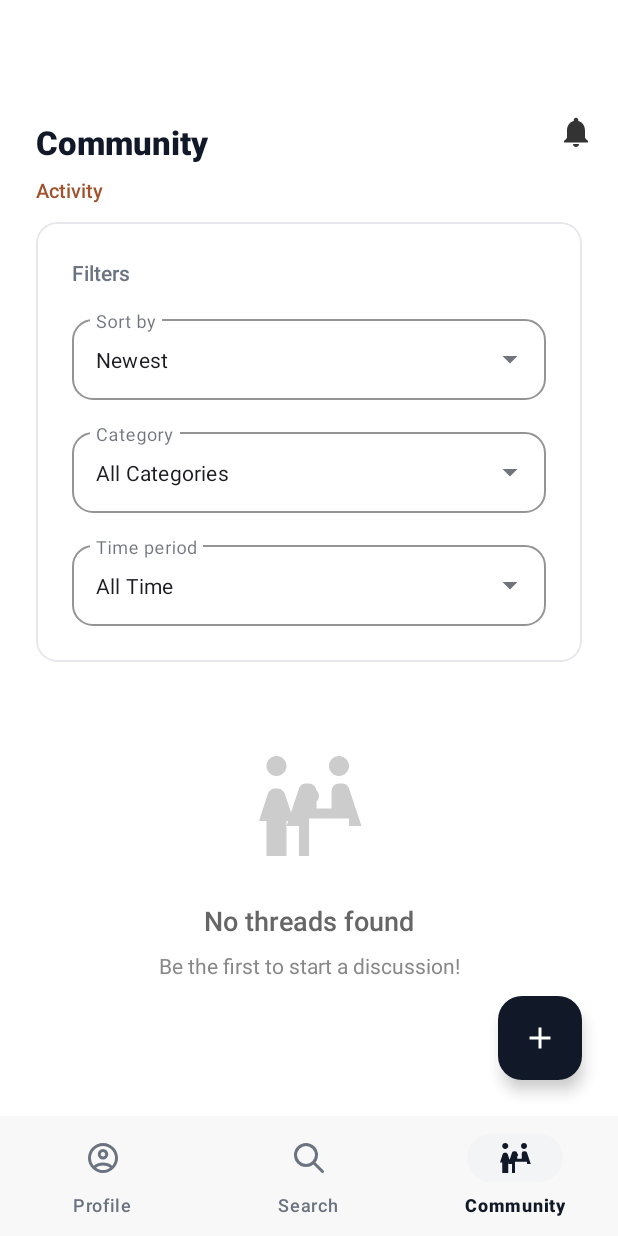
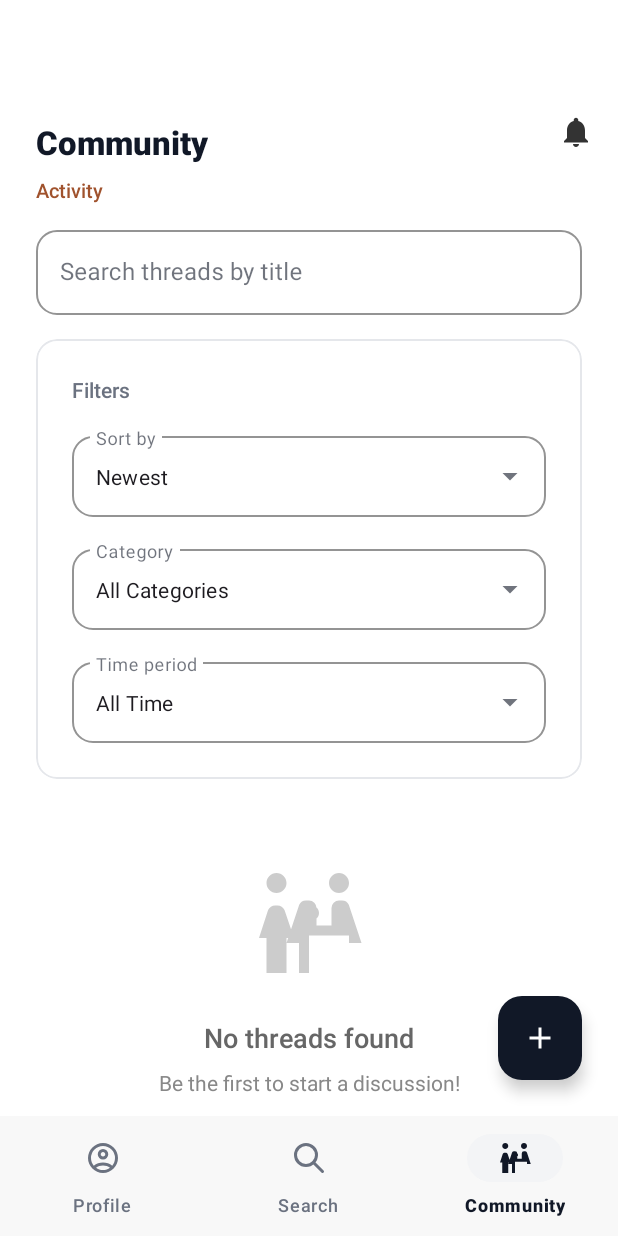
Before and after one commit to henriceriocain/DalTutor, an Android app: the CommunityFragment screen opened through its navigation route, on a phone screen of 412 x 824 dp. Run offline under Robolectric (Android 15) with nearby library versions, the phone set to English and light mode, and no system bars; our stand-ins replace Firebase (no records; nobody signed in at launch, a user with empty details on screens opened directly), data binding, navigation-ui; pictures from the network do not load; 2 statements that could not run were skipped.

Commit message:
Community Tab

```diff
--- a/app/src/main/java/com/example/csci3130group1/ui/community/CommunityFragment.java
+++ b/app/src/main/java/com/example/csci3130group1/ui/community/CommunityFragment.java
@@ -82,6 +82,7 @@ public class CommunityFragment extends Fragment implements CommunityThreadAdapte
         binding.setLifecycleOwner(this);
 
         setupRecyclerView();
+        setupSearch();
         setupSpinners();
         setupFab();
         setupSwipeRefresh();
@@ -145,6 +146,34 @@ public class CommunityFragment extends Fragment implements CommunityThreadAdapte
 
         // Observe filter changes
         observeFilterStates();
+    }
+
+    private void setupSearch() {
+        // Restore previous query
+        String existing = communityViewModel.getSearchQuery().getValue();
+        if (existing != null && binding.searchInput.getText() != null) {
+            binding.searchInput.setText(existing);
+        }
+
+        // Update query reactively on text change
+        binding.searchInput.addTextChangedListener(new android.text.TextWatcher() {
+            @Override public void beforeTextChanged(CharSequence s, int start, int count, int after) { }
+            @Override public void onTextChanged(CharSequence s, int start, int before, int count) { }
+            @Override public void afterTextChanged(android.text.Editable s) {
+                communityViewModel.setSearchQuery(s != null ? s.toString() : "");
+            }
+        });
+
+        // Handle keyboard action search to dismiss keyboard
+        binding.searchInput.setOnEditorActionListener((v, actionId, event) -> {
+            if (actionId == android.view.inputmethod.EditorInfo.IME_ACTION_SEARCH) {
+                android.view.inputmethod.InputMethodManager imm = (android.view.inputmethod.InputMethodManager)
+                        requireContext().getSystemService(android.content.Context.INPUT_METHOD_SERVICE);
+                if (imm != null) imm.hideSoftInputFromWindow(v.getWindowToken(), 0);
+                return true;
+            }
+            return false;
+        });
     }
 
 
--- a/app/src/main/java/com/example/csci3130group1/ui/community/CommunityViewModel.java
+++ b/app/src/main/java/com/example/csci3130group1/ui/community/CommunityViewModel.java
@@ -25,7 +25,11 @@ public class CommunityViewModel extends ViewModel {
     private final MutableLiveData<String> selectedCategoryFilter = new MutableLiveData<>("All Categories");
     private final MutableLiveData<String> selectedTimeFilter = new MutableLiveData<>("All Time");
 
-    // Reactive threads LiveData that responds to filter changes
+    // Search + filtering
+    private final MutableLiveData<String> searchQuery = new MutableLiveData<>("");
+    // Base threads from repository before local search filtering
+    private final MutableLiveData<List<CommunityThread>> baseThreads = new MutableLiveData<>(new java.util.ArrayList<>());
+    // Reactive threads LiveData after applying local search filter
     private final MediatorLiveData<List<CommunityThread>> threads = new MediatorLiveData<>();
     private LiveData<List<CommunityThread>> currentThreadsSource;
 
@@ -36,10 +40,14 @@ public class CommunityViewModel extends ViewModel {
     }
 
     private void initializeReactiveFiltering() {
-        // Set up reactive filtering that responds to any filter change
+        // Re-query backend when sort/category/time change
         threads.addSource(selectedSortOption, this::onFilterChanged);
         threads.addSource(selectedCategoryFilter, this::onFilterChanged);
         threads.addSource(selectedTimeFilter, this::onFilterChanged);
+
+        // Combine base list with local search filter
+        threads.addSource(baseThreads, list -> applySearchFilterAndSet(list, searchQuery.getValue()));
+        threads.addSource(searchQuery, q -> applySearchFilterAndSet(baseThreads.getValue(), q));
 
         // Initial load
         onFilterChanged(null);
@@ -58,8 +66,25 @@ public class CommunityViewModel extends ViewModel {
             selectedTimeFilter.getValue()
         );
 
-        // Add new source and forward results
-        threads.addSource(currentThreadsSource, threads::setValue);
+        // Add new source and forward results to baseThreads for local filtering
+        threads.addSource(currentThreadsSource, list -> baseThreads.setValue(list));
+    }
+
+    private void applySearchFilterAndSet(List<CommunityThread> input, String query) {
+        List<CommunityThread> safe = (input != null) ? input : new java.util.ArrayList<>();
+        String q = (query != null) ? query.trim().toLowerCase() : "";
+        if (q.isEmpty()) {
+            threads.setValue(safe);
+            return;
+        }
+        java.util.List<CommunityThread> filtered = new java.util.ArrayList<>();
+        for (CommunityThread t : safe) {
+            String title = t.getTitle() != null ? t.getTitle() : "";
+            if (title.toLowerCase().contains(q)) {
+                filtered.add(t);
+            }
+        }
+        threads.setValue(filtered);
     }
 
     // Getters for LiveData
@@ -147,6 +172,10 @@ public class CommunityViewModel extends ViewModel {
     public LiveData<List<CommunityThread>> getThreads() {
         return threads;
     }
+
+    // Search control
+    public LiveData<String> getSearchQuery() { return searchQuery; }
+    public void setSearchQuery(String q) { searchQuery.setValue(q != null ? q : ""); }
 
     public LiveData<List<CommunityThread>> getUserThreads() {
         String userId = getCurrentUserId();
--- a/app/src/main/res/layout/fragment_community.xml
+++ b/app/src/main/res/layout/fragment_community.xml
@@ -80,6 +80,29 @@
                                 android:textSize="13sp"
                                 android:fontFamily="sans-serif-medium"
                                 />
+
+                            <!-- Search Input -->
+                            <com.google.android.material.textfield.TextInputLayout
+                                android:id="@+id/search_input_layout"
+                                android:layout_width="match_parent"
+                                android:layout_height="wrap_content"
+                                android:layout_marginBottom="16dp"
+                                android:hint="Search threads by title"
+                                app:boxStrokeColor="#E5E7EB"
+                                app:hintTextColor="#6B7280"
+                                app:boxCornerRadiusTopStart="14dp"
+                                app:boxCornerRadiusTopEnd="14dp"
+                                app:boxCornerRadiusBottomStart="14dp"
+                                app:boxCornerRadiusBottomEnd="14dp"
+                                style="@style/Widget.MaterialComponents.TextInputLayout.OutlinedBox">
+
+                                <com.google.android.material.textfield.TextInputEditText
+                                    android:id="@+id/search_input"
+                                    android:layout_width="match_parent"
+                                    android:layout_height="wrap_content"
+                                    android:imeOptions="actionSearch"
+                                    android:inputType="text"/>
+                            </com.google.android.material.textfield.TextInputLayout>
 
                             <com.google.android.material.card.MaterialCardView
                                 android:layout_width="match_parent"
```
